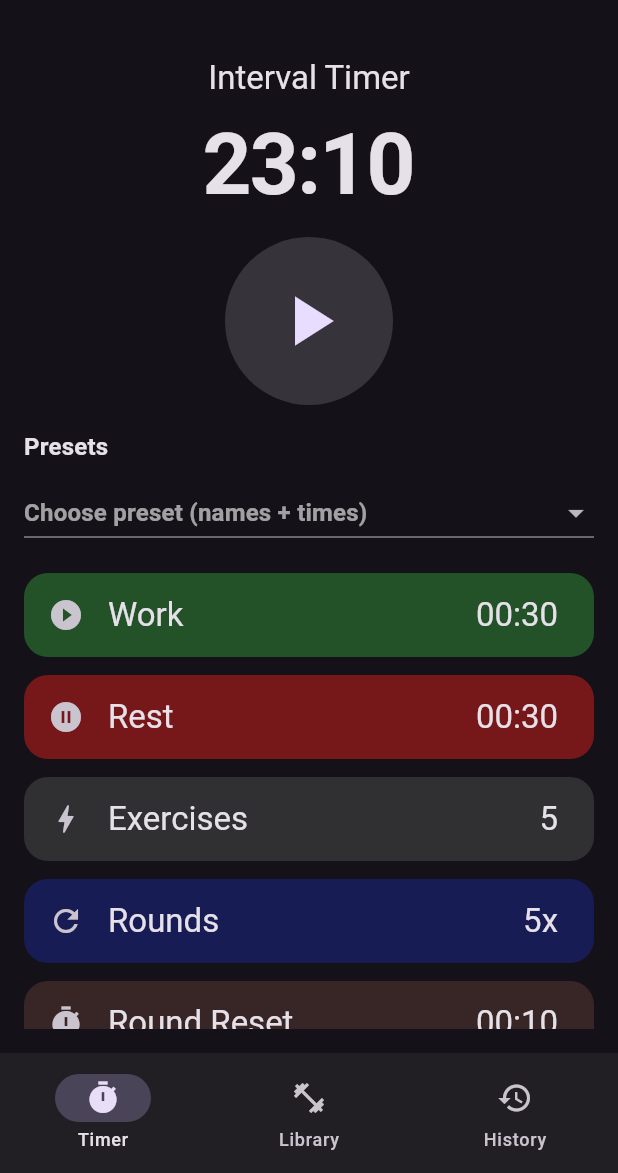
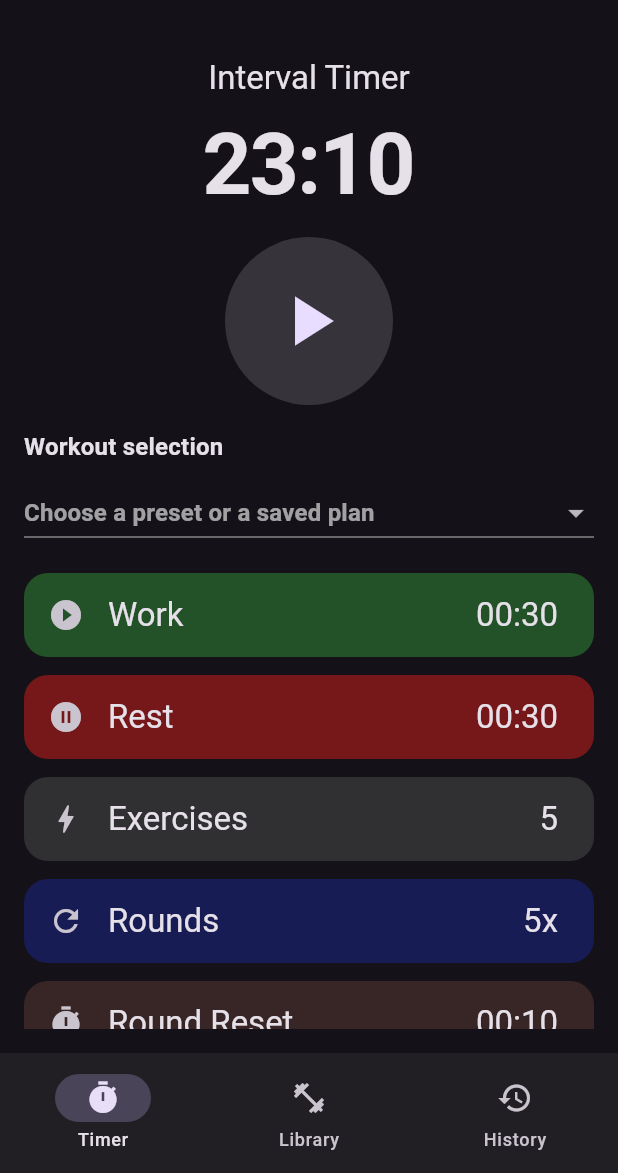
Before and after one commit to alherm7/playground1, a Flutter app: the screen it shows after launch, on a phone screen of 412 x 824 dp, the part 63-1236 px from its top. Run offline on Flutter 3.47's test engine with Material 3 defaults, Android fonts, the phone set to English and light mode, and no system bars; our stand-ins replace flutter_riverpod, flutter_tts, geolocator, shared_preferences.

Commit message:
works quite nicely

```diff
--- a/lib/providers/exercise_plan_provider.dart
+++ b/lib/providers/exercise_plan_provider.dart
@@ -32,3 +32,8 @@ final exercisePlanProvider = StateProvider<ExercisePlanNames>(
           'Exercise 4',
           'Exercise 5',
         ]));
+
+/// Stores the current selection in the unified dropdown on the start screen.
+/// Possible values: 'preset:Cardio', 'preset:Strength', 'preset:Mobility',
+/// or 'lib:[planId]'.
+final startSelectionProvider = StateProvider<String?>((_) => null);
--- a/lib/screens/home_screen.dart
+++ b/lib/screens/home_screen.dart
@@ -71,24 +71,11 @@ class _TimerTab extends ConsumerWidget {
   Widget build(BuildContext context, WidgetRef ref) {
     final lib = ref.watch(workoutLibraryProvider);
     final exercisePlan = ref.watch(exercisePlanProvider);
+    final selection = ref.watch(startSelectionProvider);
 
     if (session == null) {
       final intervals = ref.watch(intervalProvider);
-      Duration planTotal(WorkoutPlan p) {
-        var seconds = 0;
-        for (var r = 0; r < p.rounds; r++) {
-          for (var i = 0; i < p.exercises.length; i++) {
-            seconds += p.exercises[i].seconds;
-            final lastEx = i == p.exercises.length - 1;
-            if (!lastEx) seconds += p.restBetweenExercises;
-          }
-          final lastRound = r == p.rounds - 1;
-          if (!lastRound) seconds += p.restBetweenRounds;
-        }
-        return Duration(seconds: seconds);
-      }
-
-      final total = plan != null ? planTotal(plan!) : intervals.totalDuration;
+      final total = intervals.totalDuration;
       String fmt(Duration d) {
         String two(int v) => v.toString().padLeft(2, '0');
         final m = d.inMinutes;
@@ -182,7 +169,7 @@ class _TimerTab extends ConsumerWidget {
             Center(
               child: InkResponse(
                 onTap: () {
-                  final chosenPlan = plan ?? buildPlanFromIntervals(intervals);
+                  final chosenPlan = buildPlanFromIntervals(intervals);
                   ref.read(timerProvider.notifier).start(chosenPlan);
                 },
                 radius: 56,
@@ -198,25 +185,38 @@ class _TimerTab extends ConsumerWidget {
             Expanded(
               child: ListView(
                 children: [
-                  Text('Presets',
+                  Text('Workout selection',
                       style: Theme.of(context).textTheme.titleMedium),
                   const SizedBox(height: 8),
                   DropdownButton<String>(
                     isExpanded: true,
-                    value: exercisePlan.sourceName == 'Custom'
-                        ? null
-                        : exercisePlan.sourceName,
-                    hint: const Text('Choose preset (names + times)'),
-                    items: const [
-                      DropdownMenuItem(value: 'Cardio', child: Text('Cardio')),
-                      DropdownMenuItem(
-                          value: 'Strength', child: Text('Strength')),
-                      DropdownMenuItem(
-                          value: 'Mobility', child: Text('Mobility')),
+                    value: selection,
+                    hint: const Text('Choose a preset or a saved plan'),
+                    items: [
+                      const DropdownMenuItem(
+                          value: 'preset:Cardio',
+                          child: Text('Preset – Cardio')),
+                      const DropdownMenuItem(
+                          value: 'preset:Strength',
+                          child: Text('Preset – Strength')),
+                      const DropdownMenuItem(
+                          value: 'preset:Mobility',
+                          child: Text('Preset – Mobility')),
+                      const DropdownMenuItem(
+                          enabled: false,
+                          value: 'divider',
+                          child: Divider(height: 1)),
+                      ...lib.map((p) => DropdownMenuItem<String>(
+                            value: 'lib:${p.id}',
+                            child: Text('Library – ${p.name}'),
+                          )),
                     ],
-                    onChanged: (v) {
-                      if (v == null) return;
-                      if (v == 'Cardio') {
+                    onChanged: (key) {
+                      if (key == null) return;
+                      ref.read(startSelectionProvider.notifier).state = key;
+                      if (key.startsWith('preset:')) {
+                        final preset = key.split(':').last;
+                        if (preset == 'Cardio') {
                           ref.read(intervalProvider.notifier).state =
                               intervals.copyWith(
                             work: const Duration(seconds: 50),
@@ -236,7 +236,7 @@ class _TimerTab extends ConsumerWidget {
                               'Skaters',
                             ],
                           );
-                      } else if (v == 'Strength') {
+                        } else if (preset == 'Strength') {
                           ref.read(intervalProvider.notifier).state =
                               intervals.copyWith(
                             work: const Duration(seconds: 40),
@@ -256,7 +256,7 @@ class _TimerTab extends ConsumerWidget {
                               'Supermans',
                             ],
                           );
-                      } else if (v == 'Mobility') {
+                        } else if (preset == 'Mobility') {
                           ref.read(intervalProvider.notifier).state =
                               intervals.copyWith(
                             work: const Duration(seconds: 30),
@@ -276,6 +276,32 @@ class _TimerTab extends ConsumerWidget {
                               'Calf Stretch',
                             ],
                           );
+                        }
+                        // We intentionally do not set a library plan selection
+                        ref.read(currentPlanProvider.notifier).state = null;
+                      } else if (key.startsWith('lib:')) {
+                        final id = key.substring(4);
+                        final p = lib.firstWhere((e) => e.id == id,
+                            orElse: () => lib.first);
+                        // Prefill selectors and names from the library plan
+                        ref.read(intervalProvider.notifier).state =
+                            intervals.copyWith(
+                          work: Duration(
+                              seconds: p.exercises.isNotEmpty
+                                  ? p.exercises.first.seconds
+                                  : 30),
+                          rest: Duration(seconds: p.restBetweenExercises),
+                          exercises: p.exercises.length,
+                          rounds: p.rounds,
+                          roundReset: Duration(seconds: p.restBetweenRounds),
+                        );
+                        ref.read(exercisePlanProvider.notifier).state =
+                            ExercisePlanNames(
+                          sourceName: p.name,
+                          names: p.exercises.map((e) => e.name).toList(),
+                        );
+                        // Ensure we run with current selectors, not the raw plan
+                        ref.read(currentPlanProvider.notifier).state = null;
                       }
                     },
                   ),
@@ -329,23 +355,7 @@ class _TimerTab extends ConsumerWidget {
                     label: Text(
                         'Edit exercise names (${exercisePlan.sourceName})'),
                   ),
-                  const SizedBox(height: 12),
-                  Text('Or load from library',
-                      style: Theme.of(context).textTheme.titleMedium),
-                  const SizedBox(height: 8),
-                  DropdownButton<WorkoutPlan>(
-                    isExpanded: true,
-                    value: lib.contains(plan) ? plan : null,
-                    hint: const Text('Select a plan from your library'),
-                    items: lib
-                        .map((p) => DropdownMenuItem(
-                              value: p,
-                              child: Text('${p.name} • ${p.category.name}'),
-                            ))
-                        .toList(),
-                    onChanged: (p) =>
-                        ref.read(currentPlanProvider.notifier).state = p,
-                  ),
+                  // Library dropdown removed; unified above
                 ],
               ),
             ),
```
Lines whose indentation alone changed are shown as unchanged.
